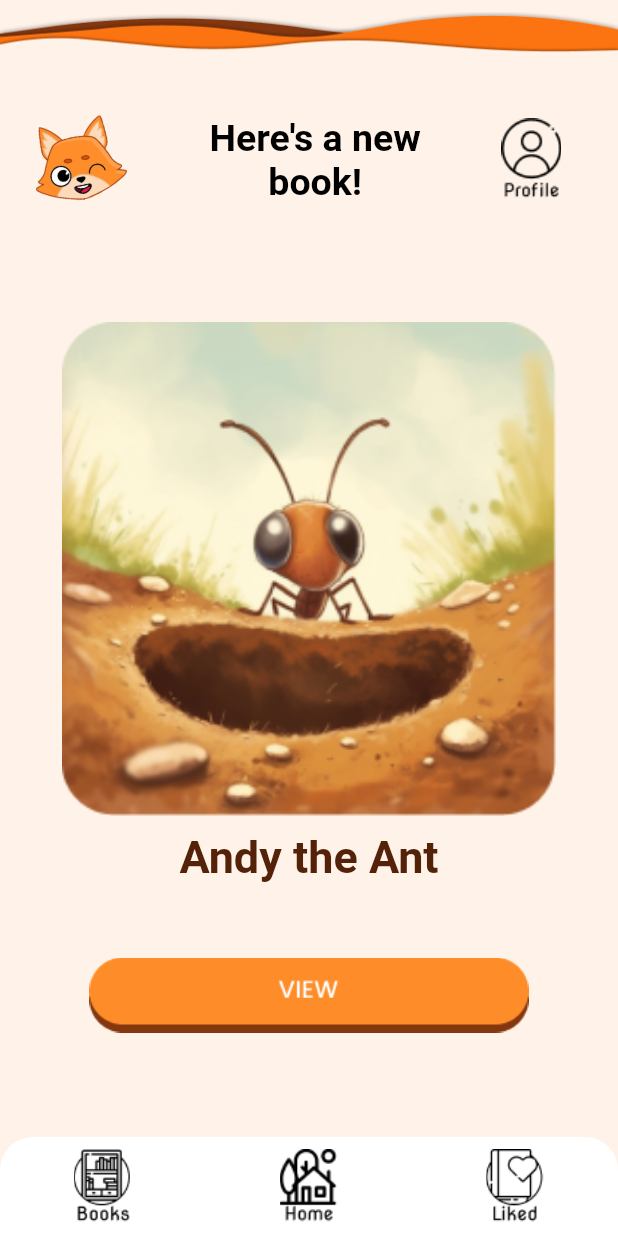
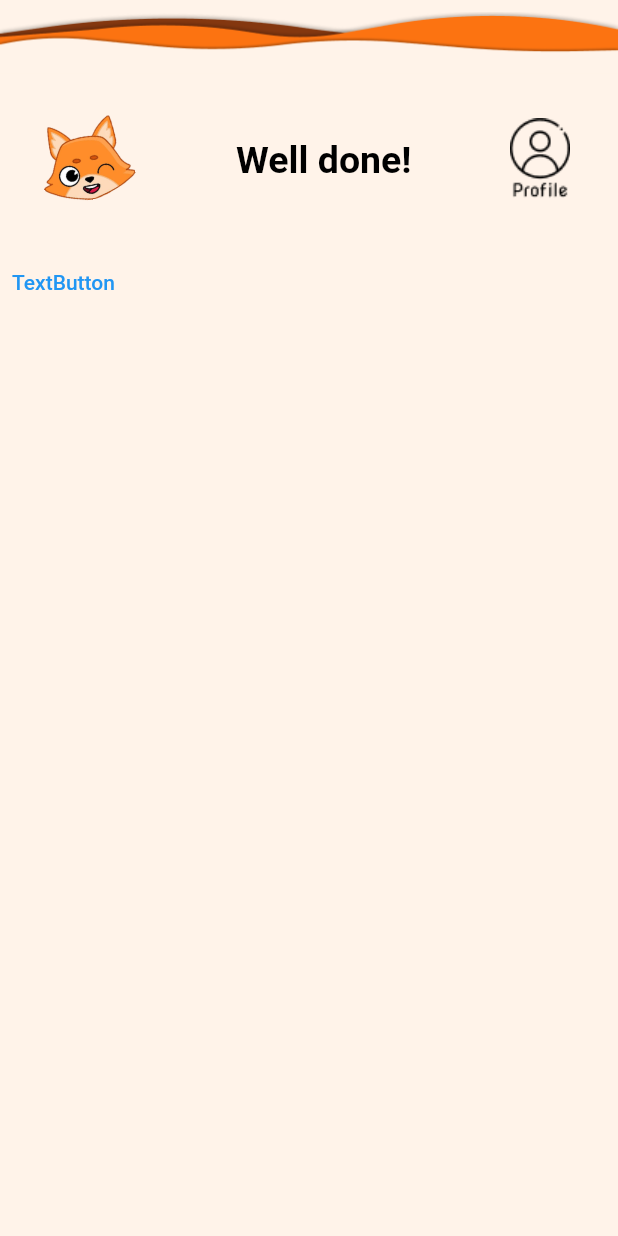
Before and after one commit to COS301-SE-2023/AI-Generated-Children-s-Stories, a Flutter app: the StoryList screen opened by its route, item 2 of the bottom bar chosen, on a phone screen of 412 x 824 dp. Run offline on Flutter 3.47's test engine with Material 2 defaults, Android fonts, the phone set to English and light mode, and no system bars; our stand-ins replace carousel_slider; generated files the repository leaves out were written again.

Commit message:
message state updates when you press the next button

```diff
--- /dev/null
+++ b/lib/inside_story.dart
@@ -0,0 +1,69 @@
+import 'dart:math';
+import 'package:flutter/material.dart';
+import 'package:provider/provider.dart';
+
+import 'myHeader.dart';
+
+class InsideStory extends StatefulWidget {
+  InsideStory({
+    super.key
+  });
+
+  List<String> messages = [
+    "Well done!",
+    "Almost there!",
+    "Way to go!"
+  ];
+
+  @override
+  State<InsideStory> createState() => _InsideStoryState();
+}
+
+class _InsideStoryState extends State<InsideStory> {
+
+  int messageIndex = 0;
+
+  void next() {
+    setState(() {
+      messageIndex = Random().nextInt(widget.messages.length);
+    });
+  }
+
+  @override
+  Widget build(BuildContext context) {
+    return ChangeNotifierProvider(
+      create: (context) => PageState(),
+      child: Scaffold(
+        backgroundColor: Color.fromARGB(255, 255, 243, 233),
+        body: SafeArea(
+          //back button
+          child: Column(
+            children: [
+              Row(
+                children: [
+                  MyHeader(message: widget.messages[messageIndex])
+                ]
+              ),
+              Row(children: [
+                TextButton(
+                  style: ButtonStyle(
+                    foregroundColor: MaterialStateProperty.all<Color>(Colors.blue),
+                  ),
+                  onPressed: () {
+                    next();
+                  },
+                  child: Text('TextButton'),
+                )
+
+              ],)
+            ]
+          )
+        )
+      )
+    );
+  }
+}
+
+class PageState extends ChangeNotifier {
+
+}
--- a/lib/main.dart
+++ b/lib/main.dart
@@ -3,6 +3,7 @@ import 'login_page.dart';
 import 'story_list.dart';
 import 'home.dart';
 import 'myHeader.dart';
+import 'inside_story.dart';
 import 'package:flutter_test/flutter_test.dart';
 
 //to do hot reload:
@@ -33,7 +34,7 @@ class MyApp extends StatelessWidget {
       routes: {
         '/login': (context) => LoginPage(),
         '/storyList': (context) => StoryList(),
-        '/home': (context) => Home(),
+        '/home': (context) => InsideStory(),
       }
     );
   }
--- a/pubspec.yaml
+++ b/pubspec.yaml
@@ -23,6 +23,7 @@ dev_dependencies:
 
   flutter_lints: ^2.0.0
   carousel_slider: ^4.2.1
+  provider: ^6.0.0
 
 flutter:
   uses-material-design: true
```
Also changed, not shown: pubspec.lock.
